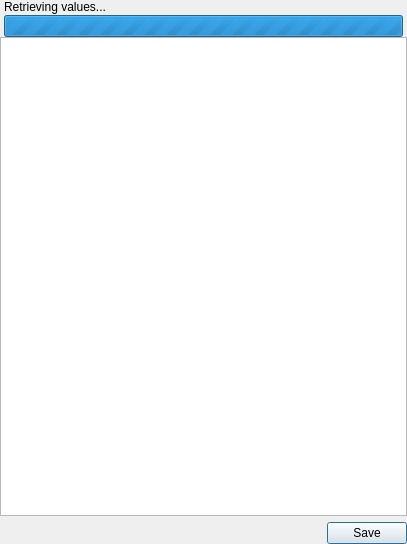
gkunter/coquery, file coquery/gui/ui/uniqueViewer.ui: the form before one commit.
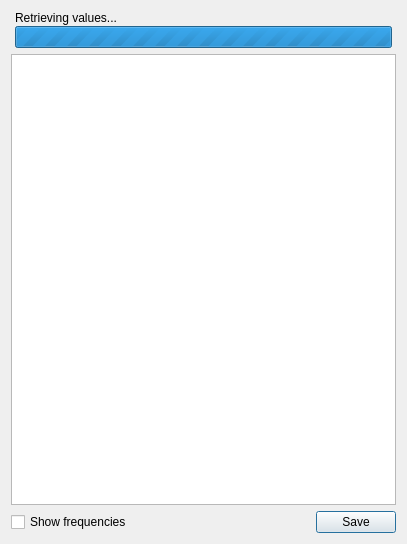
The form after the commit.

Commit message: Add option to display frequencies

Patch:
```diff
--- a/coquery/gui/ui/uniqueViewer.ui
+++ b/coquery/gui/ui/uniqueViewer.ui
@@ -14,14 +14,6 @@
    <string>View unique values – Coquery</string>
   </property>
   <layout class="QVBoxLayout" name="verticalLayout">
-   <property name="margin">
-    <number>0</number>
-   </property>
-   <item>
-    <layout class="QVBoxLayout" name="verticalLayout_2" stretch="0,1,0">
-     <property name="spacing">
-      <number>0</number>
-     </property>
      <item>
       <layout class="QVBoxLayout" name="verticalLayout_3">
        <property name="spacing">
@@ -63,6 +55,12 @@
      </item>
      <item>
       <widget class="QTableWidget" name="tableWidget">
+     <property name="sizePolicy">
+      <sizepolicy hsizetype="Expanding" vsizetype="MinimumExpanding">
+       <horstretch>0</horstretch>
+       <verstretch>0</verstretch>
+      </sizepolicy>
+     </property>
        <property name="alternatingRowColors">
         <bool>true</bool>
        </property>
@@ -84,19 +82,13 @@
       </widget>
      </item>
      <item>
-      <spacer name="verticalSpacer">
-       <property name="orientation">
-        <enum>Qt::Vertical</enum>
+    <layout class="QHBoxLayout" name="horizontalLayout_3">
+     <item>
+      <widget class="QCheckBox" name="checkbox_frequency">
+       <property name="text">
+        <string>Show frequencies</string>
        </property>
-       <property name="sizeHint" stdset="0">
-        <size>
-         <width>20</width>
-         <height>0</height>
-        </size>
-       </property>
-      </spacer>
-     </item>
-    </layout>
+      </widget>
    </item>
    <item>
     <widget class="QDialogButtonBox" name="buttonBox">
@@ -104,6 +96,8 @@
       <set>QDialogButtonBox::Save</set>
      </property>
     </widget>
+     </item>
+    </layout>
    </item>
   </layout>
  </widget>
```
Lines whose indentation alone changed are shown as unchanged. The commit also changes 1 other file.
